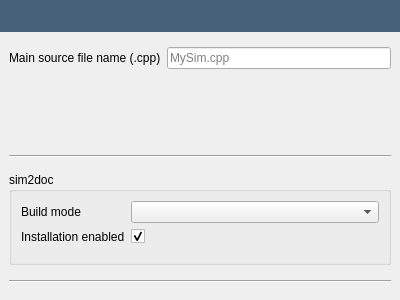
OpenFLUID/openfluid, file src/openfluid/ui/waresdev/CMakeConfigPage.ui: the form before one commit.
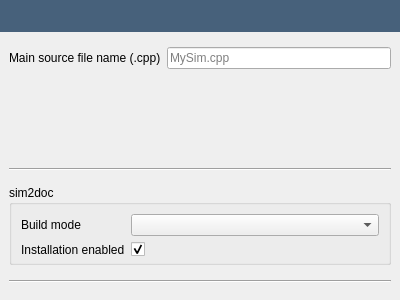
The form after the commit.

Patch:
```diff
--- a/src/openfluid/ui/waresdev/CMakeConfigPage.ui
+++ b/src/openfluid/ui/waresdev/CMakeConfigPage.ui
@@ -99,6 +99,15 @@
       </layout>
      </item>
      <item>
+      <widget class="QWidget" name="Sim2doc_widget" native="true">
+       <layout class="QVBoxLayout" name="verticalLayout_5">
+        <property name="spacing">
+         <number>6</number>
+        </property>
+        <property name="margin">
+         <number>0</number>
+        </property>
+        <item>
       <widget class="Line" name="Sim2doc_line">
        <property name="minimumSize">
         <size>
@@ -116,11 +125,21 @@
        <property name="title">
         <string>sim2doc</string>
        </property>
-       <layout class="QVBoxLayout" name="verticalLayout_2">
-        <item>
          <layout class="QFormLayout" name="formLayout">
-          <property name="fieldGrowthPolicy">
-           <enum>QFormLayout::AllNonFixedFieldsGrow</enum>
+           <property name="verticalSpacing">
+            <number>6</number>
+           </property>
+           <property name="leftMargin">
+            <number>9</number>
+           </property>
+           <property name="topMargin">
+            <number>9</number>
+           </property>
+           <property name="rightMargin">
+            <number>9</number>
+           </property>
+           <property name="bottomMargin">
+            <number>0</number>
           </property>
           <item row="0" column="0">
            <widget class="QLabel" name="Sim2doc_label">
@@ -150,6 +169,7 @@
            </widget>
           </item>
          </layout>
+         </widget>
         </item>
        </layout>
       </widget>
```
Left out of the diff: 3 changed lines with no effect on the pictures. Lines whose indentation alone changed are shown as unchanged.
